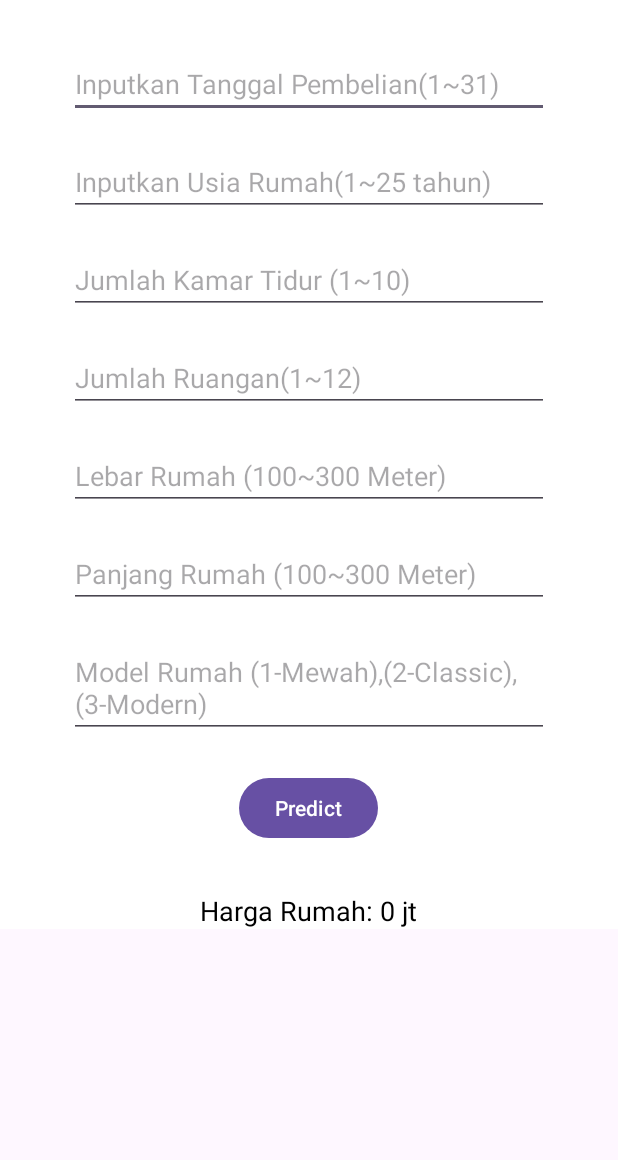
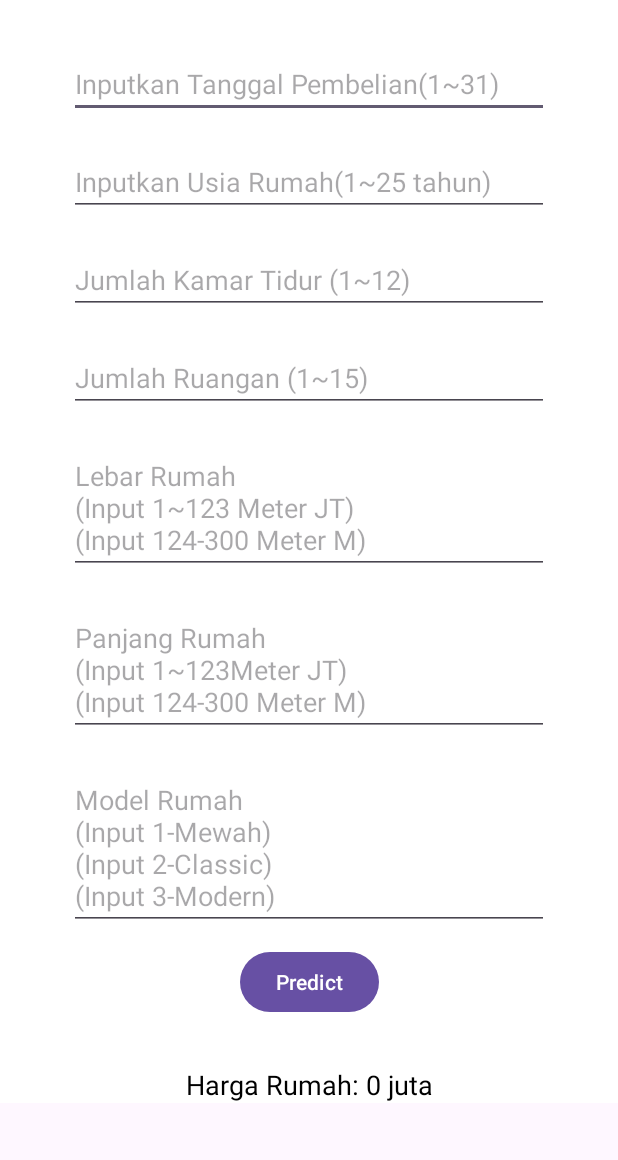
Before and after one commit to davasangkara/Real-Estate-Prediction---ANN, an Android app: the MainActivity screen opened directly, with no data from a screen before it, after a tap on "Predict", on a phone screen of 412 x 824 dp, the part 70-1230 px from its top. Run offline under Robolectric (Android 15) with nearby library versions, the phone set to English and light mode, and no system bars; libraries missing offline, so code that uses them is left out: org.tensorflow.lite; 5 statements that could not run were skipped.

Commit message:
finished project

```diff
--- a/app/src/main/java/com/example/houselearning/MainActivity.kt
+++ b/app/src/main/java/com/example/houselearning/MainActivity.kt
@@ -95,9 +95,17 @@ class MainActivity : AppCompatActivity() {
 
         val predictedHousePrice = output[0][0]
 
+
         val formattedPrice = String.format("%.0f", predictedHousePrice)
 
-        return "Harga Rumah: ${formattedPrice} jt"
+        val priceInBillion = predictedHousePrice / 1000
+        val formattedPriceWithUnit = if (priceInBillion >= 1) {
+            String.format("%.1f", priceInBillion) + " Milyar"
+        } else {
+            formattedPrice + " juta"
+        }
+
+        return "Harga Rumah: $formattedPriceWithUnit"
     }
 
     private fun loadModelFile(assetManager: AssetManager, modelPath: String): MappedByteBuffer {
--- a/app/src/main/res/layout/activity_main.xml
+++ b/app/src/main/res/layout/activity_main.xml
@@ -24,10 +24,9 @@
             android:id="@+id/btnCheck"
             android:layout_width="wrap_content"
             android:layout_height="wrap_content"
-            android:layout_marginTop="436dp"
+            android:layout_marginTop="552dp"
             android:text="Predict"
             app:layout_constraintEnd_toEndOf="parent"
-            app:layout_constraintHorizontal_bias="0.498"
             app:layout_constraintStart_toStartOf="parent"
             app:layout_constraintTop_toBottomOf="@+id/date"
             tools:ignore="HardcodedText" />
@@ -79,7 +78,7 @@
             android:layout_height="wrap_content"
             android:layout_marginTop="20dp"
             android:ems="15"
-            android:hint="Jumlah Kamar Tidur (1~10)"
+            android:hint="Jumlah Kamar Tidur (1~12)"
             android:inputType="numberDecimal"
             app:layout_constraintEnd_toEndOf="parent"
             app:layout_constraintHorizontal_bias="0.5"
@@ -94,7 +93,7 @@
             android:layout_height="wrap_content"
             android:layout_marginTop="20dp"
             android:ems="15"
-            android:hint="Jumlah Ruangan(1~12)"
+            android:hint="Jumlah Ruangan (1~15)"
             android:inputType="numberDecimal"
             app:layout_constraintEnd_toEndOf="parent"
             app:layout_constraintHorizontal_bias="0.5"
@@ -108,7 +107,7 @@
             android:layout_height="wrap_content"
             android:layout_marginTop="20dp"
             android:ems="15"
-            android:hint="Lebar Rumah (100~300 Meter)"
+            android:hint="Lebar Rumah \n(Input 1~123 Meter JT) \n(Input 124-300 Meter M)"
             android:inputType="numberDecimal"
             app:layout_constraintEnd_toEndOf="parent"
             app:layout_constraintHorizontal_bias="0.5"
@@ -122,7 +121,7 @@
             android:layout_height="wrap_content"
             android:layout_marginTop="20dp"
             android:ems="15"
-            android:hint="Panjang Rumah (100~300 Meter)"
+            android:hint="Panjang Rumah \n(Input 1~123Meter JT) \n(Input 124-300 Meter M)"
             android:inputType="numberDecimal"
             app:layout_constraintEnd_toEndOf="parent"
             app:layout_constraintHorizontal_bias="0.5"
@@ -136,9 +135,8 @@
             android:layout_height="wrap_content"
             android:layout_marginTop="20dp"
             android:ems="15"
-            android:hint="Model Rumah (1-Mewah),(2-Classic),(3-Modern)"
-            android:inputType="text"
-            android:digits="0123456789."
+            android:hint="Model Rumah \n(Input 1-Mewah)\n(Input 2-Classic)\n(Input 3-Modern)"
+            android:inputType="numberDecimal"
             app:layout_constraintEnd_toEndOf="parent"
             app:layout_constraintHorizontal_bias="0.5"
             app:layout_constraintStart_toStartOf="parent"
--- a/app/src/main/res/layout/activity_splash_screen.xml
+++ b/app/src/main/res/layout/activity_splash_screen.xml
@@ -54,7 +54,6 @@
         android:textStyle="bold"
         app:layout_constraintBottom_toTopOf="@+id/textView2"
         app:layout_constraintEnd_toEndOf="parent"
-        app:layout_constraintHorizontal_bias="0.525"
         app:layout_constraintStart_toStartOf="parent"
         app:layout_constraintTop_toBottomOf="@+id/imageView" />
 
```
